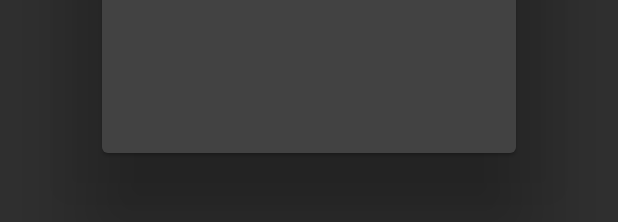
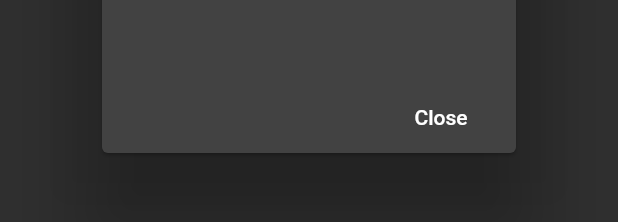
Before and after one commit to Thomas-Leung/How-is-Moon, a Flutter app: the SettingDialog widget shown alone on an empty page, opened directly with empty values, on a phone screen of 412 x 824 dp. Shown: the part 762-984 px from the top of the screen. Run offline on Flutter 3.47's test engine with Material 2 defaults, Android fonts, the phone set to English and light mode, and no system bars; our stand-ins replace flare_flutter, flutter_svg, shared_preferences; missing offline and left inert: flare_dart; accounts and stored records are empty.

Commit message:
added a close button for settings

```diff
--- a/lib/settingsDialog.dart
+++ b/lib/settingsDialog.dart
@@ -122,6 +122,22 @@ class _SettingDialogState extends State<SettingDialog> {
                     ],
                   ),
                 ),
+              ),
+              Row(
+                mainAxisAlignment: MainAxisAlignment.end,
+                children: <Widget>[
+                  Padding(
+                    padding: const EdgeInsets.symmetric(horizontal: 6.0),
+                    child: FlatButton(
+                      splashColor: Colors.transparent,
+                      highlightColor: Colors.transparent,
+                      onPressed: () {
+                        Navigator.pop(context);
+                      },
+                      child: Text("Close"),
+                    ),
+                  ),
+                ],
               )
             ],
           ),
```
